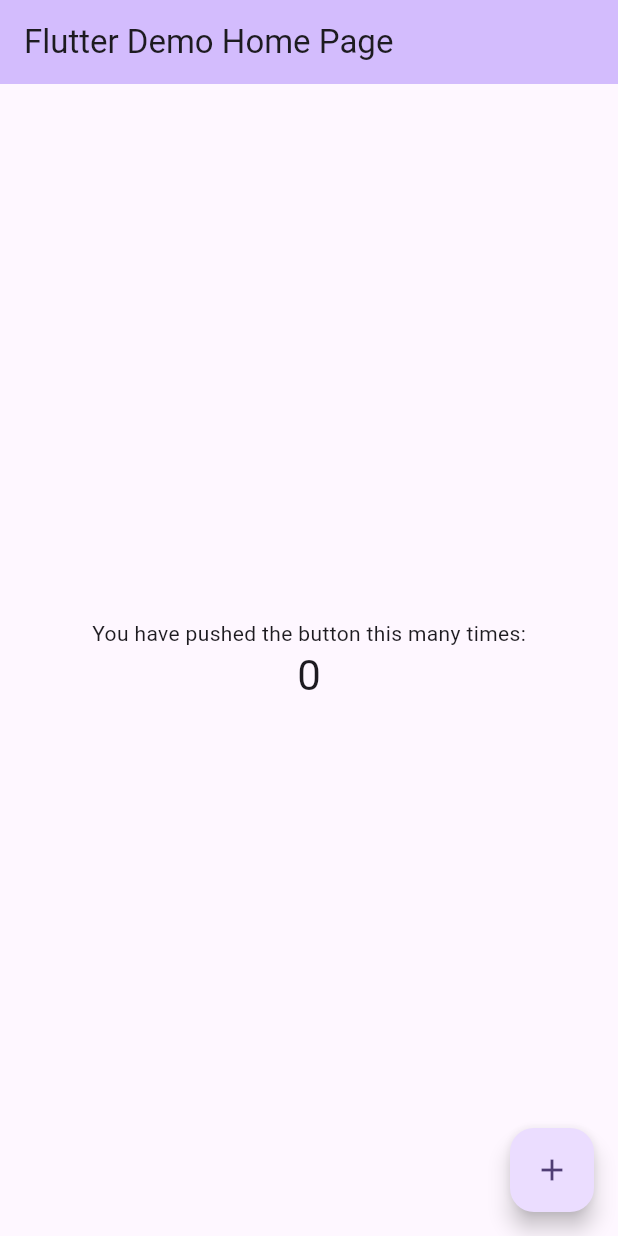
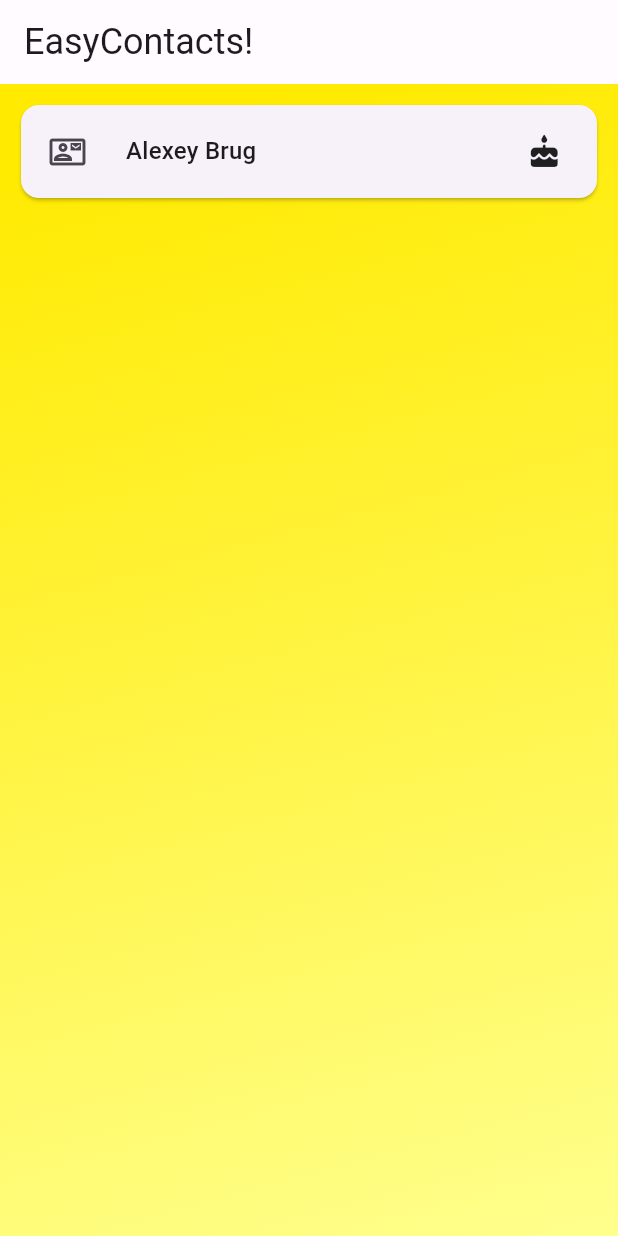
Before and after one commit to Flutter007/lab27, a Flutter app: the screen it shows after launch, on a phone screen of 412 x 824 dp. Run offline on Flutter 3.47's test engine with Material 3 defaults, Android fonts, the phone set to English and light mode, and no system bars.

Commit message:
added starting capabilities for work(class Contact and Widget for it),tried to show first Contact in list.

```diff
--- /dev/null
+++ b/lib/data/contact.dart
@@ -0,0 +1,17 @@
+class Contact {
+  final String name;
+  final String surname;
+  final int phone;
+  final String email;
+  final DateTime birthDay;
+  final int counter;
+
+  Contact({
+    required this.name,
+    required this.surname,
+    required this.phone,
+    required this.email,
+    required this.birthDay,
+    required this.counter,
+  });
+}
--- /dev/null
+++ b/lib/lab27.dart
@@ -0,0 +1,38 @@
+import 'package:flutter/material.dart';
+import 'package:lab27/data/contact.dart';
+
+import 'package:lab27/screens/home_screen.dart';
+import 'package:lab27/widget/decor_container.dart';
+
+class HW extends StatefulWidget {
+  const HW({super.key});
+
+  @override
+  State<HW> createState() => _HWState();
+}
+
+class _HWState extends State<HW> {
+  late Widget screen;
+  List<Contact> contacts = [
+    Contact(
+        name: 'Alexey',
+        surname: 'Brug',
+        phone: 0999707555,
+        email: 'alekseybrug@gmail.com',
+        birthDay: DateTime(2004, 7, 19),
+        counter: 1),
+  ];
+
+  @override
+  Widget build(BuildContext context) {
+    return MaterialApp(
+      home: Scaffold(
+        body: DecorContainer(
+            child: HomeScreen(
+          contacts: contacts,
+          openInfo: () {},
+        )),
+      ),
+    );
+  }
+}
--- a/lib/main.dart
+++ b/lib/main.dart
@@ -1,125 +1,6 @@
 import 'package:flutter/material.dart';
+import 'package:lab27/lab27.dart';
 
 void main() {
-  runApp(const MyApp());
+  runApp(HW());
 }
-
-class MyApp extends StatelessWidget {
-  const MyApp({super.key});
-
-  // This widget is the root of your application.
-  @override
-  Widget build(BuildContext context) {
-    return MaterialApp(
-      title: 'Flutter Demo',
-      theme: ThemeData(
-        // This is the theme of your application.
-        //
-        // TRY THIS: Try running your application with "flutter run". You'll see
-        // the application has a purple toolbar. Then, without quitting the app,
-        // try changing the seedColor in the colorScheme below to Colors.green
-        // and then invoke "hot reload" (save your changes or press the "hot
-        // reload" button in a Flutter-supported IDE, or press "r" if you used
-        // the command line to start the app).
-        //
-        // Notice that the counter didn't reset back to zero; the application
-        // state is not lost during the reload. To reset the state, use hot
-        // restart instead.
-        //
-        // This works for code too, not just values: Most code changes can be
-        // tested with just a hot reload.
-        colorScheme: ColorScheme.fromSeed(seedColor: Colors.deepPurple),
-        useMaterial3: true,
-      ),
-      home: const MyHomePage(title: 'Flutter Demo Home Page'),
-    );
-  }
-}
-
-class MyHomePage extends StatefulWidget {
-  const MyHomePage({super.key, required this.title});
-
-  // This widget is the home page of your application. It is stateful, meaning
-  // that it has a State object (defined below) that contains fields that affect
-  // how it looks.
-
-  // This class is the configuration for the state. It holds the values (in this
-  // case the title) provided by the parent (in this case the App widget) and
-  // used by the build method of the State. Fields in a Widget subclass are
-  // always marked "final".
-
-  final String title;
-
-  @override
-  State<MyHomePage> createState() => _MyHomePageState();
-}
-
-class _MyHomePageState extends State<MyHomePage> {
-  int _counter = 0;
-
-  void _incrementCounter() {
-    setState(() {
-      // This call to setState tells the Flutter framework that something has
-      // changed in this State, which causes it to rerun the build method below
-      // so that the display can reflect the updated values. If we changed
-      // _counter without calling setState(), then the build method would not be
-      // called again, and so nothing would appear to happen.
-      _counter++;
-    });
-  }
-
-  @override
-  Widget build(BuildContext context) {
-    // This method is rerun every time setState is called, for instance as done
-    // by the _incrementCounter method above.
-    //
-    // The Flutter framework has been optimized to make rerunning build methods
-    // fast, so that you can just rebuild anything that needs updating rather
-    // than having to individually change instances of widgets.
-    return Scaffold(
-      appBar: AppBar(
-        // TRY THIS: Try changing the color here to a specific color (to
-        // Colors.amber, perhaps?) and trigger a hot reload to see the AppBar
-        // change color while the other colors stay the same.
-        backgroundColor: Theme.of(context).colorScheme.inversePrimary,
-        // Here we take the value from the MyHomePage object that was created by
-        // the App.build method, and use it to set our appbar title.
-        title: Text(widget.title),
-      ),
-      body: Center(
-        // Center is a layout widget. It takes a single child and positions it
-        // in the middle of the parent.
-        child: Column(
-          // Column is also a layout widget. It takes a list of children and
-          // arranges them vertically. By default, it sizes itself to fit its
-          // children horizontally, and tries to be as tall as its parent.
-          //
-          // Column has various properties to control how it sizes itself and
-          // how it positions its children. Here we use mainAxisAlignment to
-          // center the children vertically; the main axis here is the vertical
-          // axis because Columns are vertical (the cross axis would be
-          // horizontal).
-          //
-          // TRY THIS: Invoke "debug painting" (choose the "Toggle Debug Paint"
-          // action in the IDE, or press "p" in the console), to see the
-          // wireframe for each widget.
-          mainAxisAlignment: MainAxisAlignment.center,
-          children: <Widget>[
-            const Text(
-              'You have pushed the button this many times:',
-            ),
-            Text(
-              '$_counter',
-              style: Theme.of(context).textTheme.headlineMedium,
-            ),
-          ],
-        ),
-      ),
-      floatingActionButton: FloatingActionButton(
-        onPressed: _incrementCounter,
-        tooltip: 'Increment',
-        child: const Icon(Icons.add),
-      ), // This trailing comma makes auto-formatting nicer for build methods.
-    );
-  }
-}
--- /dev/null
+++ b/lib/screens/home_screen.dart
@@ -0,0 +1,35 @@
+import 'package:flutter/material.dart';
+import 'package:lab27/data/contact.dart';
+import 'package:lab27/widget/contact_card.dart';
+
+class HomeScreen extends StatelessWidget {
+  final List<Contact> contacts;
+  final void Function() openInfo;
+  const HomeScreen({super.key, required this.contacts, required this.openInfo});
+
+  @override
+  Widget build(BuildContext context) {
+    return Center(
+      child: Column(
+        mainAxisAlignment: MainAxisAlignment.end,
+        children: [
+          Expanded(
+            child: SingleChildScrollView(
+              child: Padding(
+                padding: EdgeInsets.symmetric(horizontal: 10, vertical: 10),
+                child: Column(
+                  mainAxisAlignment: MainAxisAlignment.spaceBetween,
+                  children: contacts
+                      .map((contact) =>
+                          ContactCard(contact: contact, openInfo: openInfo))
+                      .toList(),
+                ),
+              ),
+            ),
+          ),
+          SizedBox(height: 20),
+        ],
+      ),
+    );
+  }
+}
--- /dev/null
+++ b/lib/widget/contact_card.dart
@@ -0,0 +1,46 @@
+import 'package:flutter/material.dart';
+import 'package:lab27/data/contact.dart';
+
+class ContactCard extends StatelessWidget {
+  final Contact contact;
+  final void Function() openInfo;
+  const ContactCard({
+    super.key,
+    required this.contact,
+    required this.openInfo,
+  });
+
+  @override
+  Widget build(BuildContext context) {
+    return GestureDetector(
+      onTap: openInfo,
+      child: Card(
+          child: Padding(
+        padding: const EdgeInsets.all(7),
+        child: Column(
+          children: [
+            Row(
+              children: [
+                IconButton(
+                  onPressed: () {},
+                  icon: Icon(Icons.contact_mail_outlined),
+                ),
+                SizedBox(
+                  width: 15,
+                ),
+                Text(
+                  '${contact.name} ${contact.surname}',
+                  style: Theme.of(context).textTheme.titleMedium,
+                ),
+                SizedBox(
+                  width: 180,
+                ),
+                Icon(Icons.cake_rounded),
+              ],
+            )
+          ],
+        ),
+      )),
+    );
+  }
+}
--- /dev/null
+++ b/lib/widget/decor_container.dart
@@ -0,0 +1,28 @@
+import 'package:flutter/material.dart';
+
+class DecorContainer extends StatelessWidget {
+  final Widget child;
+  const DecorContainer({required this.child, super.key});
+
+  @override
+  Widget build(BuildContext context) {
+    return Scaffold(
+        appBar: AppBar(
+          backgroundColor: Colors.white54,
+          title: Text('EasyContacts!',
+              style: Theme.of(context).textTheme.headlineSmall),
+        ),
+        body: Container(
+          decoration: BoxDecoration(
+            gradient: LinearGradient(
+                begin: Alignment.topCenter,
+                end: Alignment.bottomRight,
+                colors: [
+                  Colors.yellowAccent.shade400,
+                  Colors.yellowAccent.shade100,
+                ]),
+          ),
+          child: child,
+        ));
+  }
+}
```
